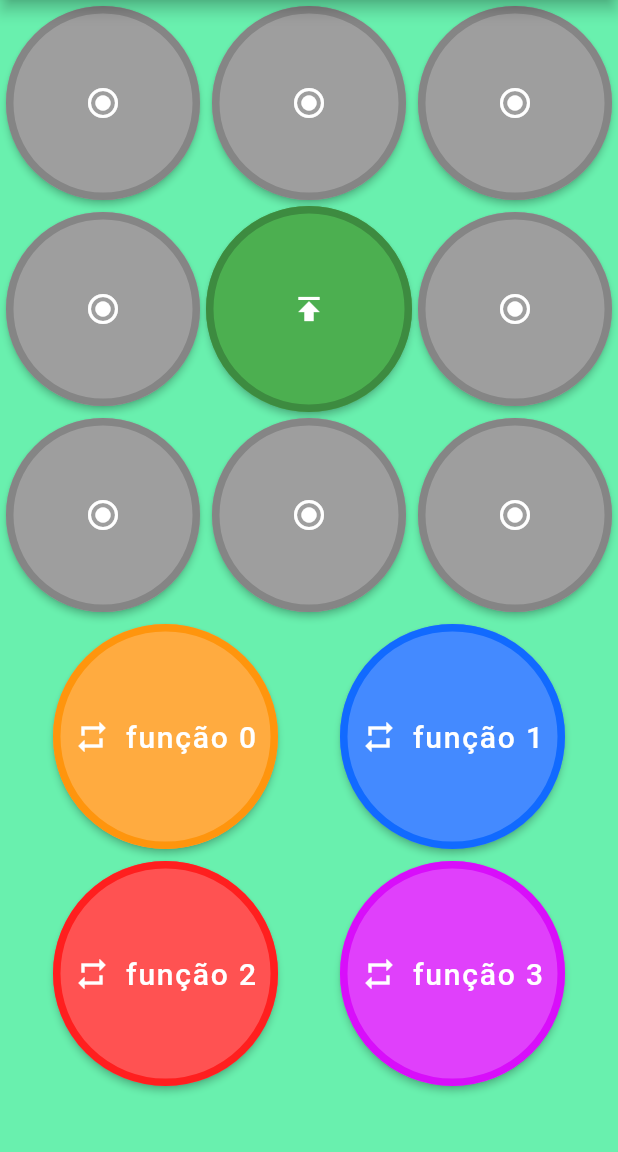
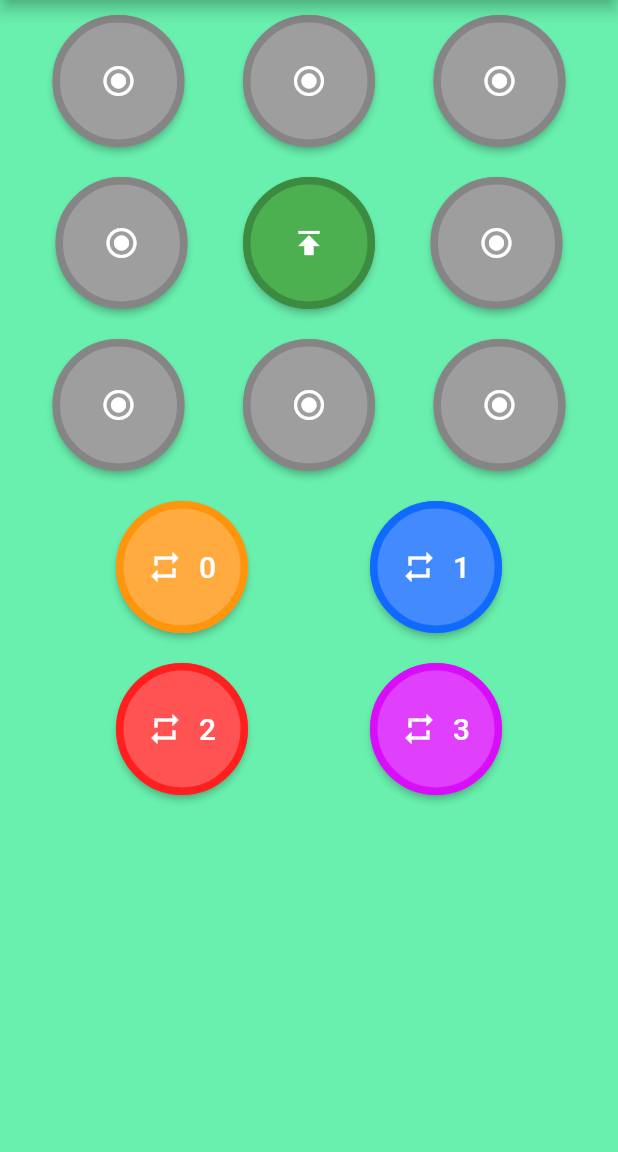
Before and after one commit to mochetti/tampi_app, a Flutter app: the PainelPage screen opened directly, on a phone screen of 412 x 824 dp, the part 84-1236 px from its top. Run offline on Flutter 3.47's test engine with Material 2 defaults, Android fonts, the phone set to English and light mode, and no system bars; our stand-ins replace audioplayers, bubble, connectivity, speech_to_text, tinycolor; missing offline and left inert: arcore_flutter_plugin, arkit_plugin, flutter_barcode_scanner.

```diff
--- a/lib/PainelPage.dart
+++ b/lib/PainelPage.dart
@@ -55,36 +55,46 @@ class _PainelPageState extends State<PainelPage> {
       body: SingleChildScrollView(
         child: Column(
           children: [
-            GridView.count(
-              physics: null,
-              crossAxisCount: 3,
-              shrinkWrap: true,
-              children: <Widget>[
+            Row(
+              mainAxisAlignment: MainAxisAlignment.spaceEvenly,
+              children: [
                 Tampa(_addComando, 0, tampinhas[0]),
                 Tampa(_addComando, 1, tampinhas[1]),
                 Tampa(_addComando, 2, tampinhas[2]),
+              ],
+            ),
+
+            Row(
+              mainAxisAlignment: MainAxisAlignment.spaceEvenly,
+              children: [
                 Tampa(_addComando, 3, tampinhas[7]),
                 bottleCapButton(
+                  // text: 'enviar',
                   leadingIcon: Icon(Icons.publish),
+                  // leadingIconMargin: 10,
                   color: Colors.green,
                   onClick: _enviar,
                 ),
                 Tampa(_addComando, 4, tampinhas[3]),
+              ],
+            ),
+            Row(
+              mainAxisAlignment: MainAxisAlignment.spaceEvenly,
+              crossAxisAlignment: CrossAxisAlignment.start,
+              children: [
                 Tampa(_addComando, 5, tampinhas[6]),
                 Tampa(_addComando, 6, tampinhas[5]),
                 Tampa(_addComando, 7, tampinhas[4]),
               ],
             ),
-            // Expanded(
-            //   child: Column(
-            //     children: [
+
             Row(
               mainAxisAlignment: MainAxisAlignment.spaceEvenly,
-              children: <Widget>[
+              children: [
                 Container(
                   padding: EdgeInsets.all(4),
                   child: bottleCapButton(
-                    text: 'função 0',
+                    text: '0',
                     leadingIcon: Icon(Icons.repeat),
                     leadingIconMargin: 10,
                     color: Colors.orangeAccent,
@@ -96,7 +106,7 @@ class _PainelPageState extends State<PainelPage> {
                 Container(
                   padding: EdgeInsets.all(4),
                   child: bottleCapButton(
-                    text: 'função 1',
+                    text: '1',
                     leadingIcon: Icon(Icons.repeat),
                     leadingIconMargin: 10,
                     color: Colors.blueAccent,
@@ -109,11 +119,11 @@ class _PainelPageState extends State<PainelPage> {
             ),
             Row(
               mainAxisAlignment: MainAxisAlignment.spaceEvenly,
-              children: <Widget>[
+              children: [
                 Container(
                   padding: EdgeInsets.all(4),
                   child: bottleCapButton(
-                    text: 'função 2',
+                    text: '2',
                     leadingIcon: Icon(Icons.repeat),
                     leadingIconMargin: 10,
                     color: Colors.redAccent,
@@ -125,7 +135,7 @@ class _PainelPageState extends State<PainelPage> {
                 Container(
                   padding: EdgeInsets.all(4),
                   child: bottleCapButton(
-                    text: 'função 3',
+                    text: '3',
                     leadingIcon: Icon(Icons.repeat),
                     leadingIconMargin: 10,
                     color: Colors.purpleAccent,
--- a/lib/bottle_cap_button_widget.dart
+++ b/lib/bottle_cap_button_widget.dart
@@ -20,13 +20,13 @@ ButtonTheme bottleCapButton({
   double textFontSize = 20,
   Color color,
   Color splashColor,
-  double minWidth = 150,
-  double height = 150,
+  // double minWidth = 150,
+  double height = 100,
   double leadingIconMargin = 0,
   Widget leadingIcon,
 }) {
   return ButtonTheme(
-    minWidth: minWidth,
+    // minWidth: minWidth,
     height: height,
     child: RaisedButton(
         splashColor: Colors.grey.withOpacity(0.5) ?? colorBlack,
--- a/pubspec.yaml
+++ b/pubspec.yaml
@@ -26,7 +26,7 @@ dependencies:
   wifi_iot: ^0.1.1
   arcore_flutter_plugin:
     git:
-      url: git://github.com/mochetti/arcore_flutter_plugin.git
+      url: git://github.com/giandifra/arcore_flutter_plugin.git
   arkit_plugin:
     git:
       url: git://github.com/mochetti/arkit_flutter_plugin.git
```
Also changed, not shown: assets/cebolinha.png (added), assets/mickey.png (added), pubspec.lock.
